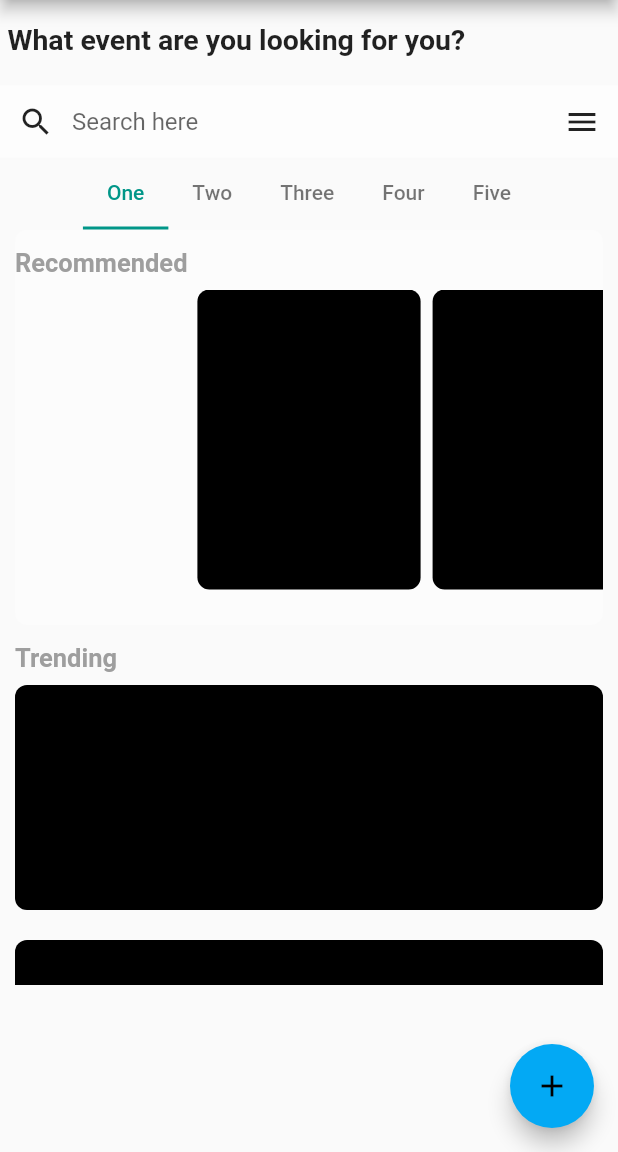
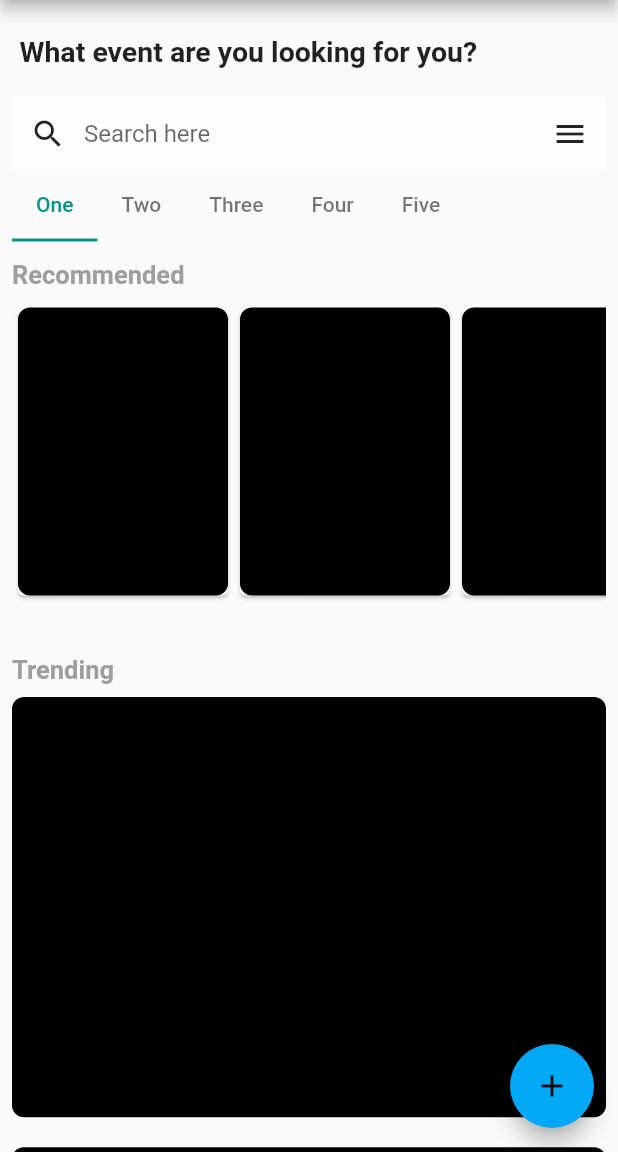
Before and after one commit to JosemyDuarte/flutter-events-app, a Flutter app: the screen it shows after launch, on a phone screen of 412 x 824 dp, the part 84-1236 px from its top. Run offline on Flutter 3.47's test engine with Material 2 defaults, Android fonts, the phone set to English and light mode, and no system bars.

Commit message:
scrolling trending

```diff
--- a/lib/event_tab.dart
+++ /dev/null
@@ -1,20 +0,0 @@
-import 'package:flutter/material.dart';
-
-import 'recommended_card.dart';
-
-class EventTab extends StatelessWidget {
-  EventTab();
-
-  @override
-  Widget build(BuildContext context) {
-    return Container(
-      decoration: BoxDecoration(
-        borderRadius: BorderRadius.circular(8.0),
-        color: Colors.white30,
-      ),
-      child: Column(
-        children: <Widget>[RecommendedCard()],
-      ),
-    );
-  }
-}
--- a/lib/main.dart
+++ b/lib/main.dart
@@ -1,6 +1,8 @@
 import 'package:flutter/material.dart';
 import 'package:luxury_bag_collection/nested_tab_bar.dart';
 import 'package:luxury_bag_collection/trending_list.dart';
+
+import 'title_text.dart';
 
 void main() => runApp(MyApp());
 
@@ -37,7 +39,6 @@ class MyHomePage extends StatefulWidget {
 }
 
 class _MyHomePageState extends State<MyHomePage> {
-  int _counter = 0;
   List<Tab> _tabList = List();
 
   @override
@@ -58,12 +59,12 @@ class _MyHomePageState extends State<MyHomePage> {
       // so that the display can reflect the updated values. If we changed
       // _counter without calling setState(), then the build method would not be
       // called again, and so nothing would appear to happen.
-      _counter++;
     });
   }
 
   @override
   Widget build(BuildContext context) {
+    double screenHeight = MediaQuery.of(context).size.height;
     // This method is rerun every time setState is called, for instance as done
     // by the _incrementCounter method above.
     //
@@ -76,13 +77,22 @@ class _MyHomePageState extends State<MyHomePage> {
         // the App.build method, and use it to set our appbar title.
         title: Text(widget.title),
       ),
-      body: Column(
+      body: SingleChildScrollView(
+        child: Padding(
+          padding: const EdgeInsets.all(8.0),
+          child: Column(
+            mainAxisAlignment: MainAxisAlignment.start,
+            crossAxisAlignment: CrossAxisAlignment.stretch,
+            mainAxisSize: MainAxisSize.min,
             children: <Widget>[
               _buildTopText(),
               _searchBar(),
               NestedTabBar(),
+              TrendingList(screenHeight * 0.34)
               //TrendingList(),
             ],
+          ),
+        ),
       ),
       floatingActionButton: FloatingActionButton(
         onPressed: _incrementCounter,
--- a/lib/nested_tab_bar.dart
+++ b/lib/nested_tab_bar.dart
@@ -1,6 +1,6 @@
 import 'package:flutter/material.dart';
-import 'package:luxury_bag_collection/event_tab.dart';
-import 'package:luxury_bag_collection/trending_list.dart';
+
+import 'recommended_card.dart';
 
 class NestedTabBar extends StatefulWidget {
   @override
@@ -27,10 +27,9 @@ class _NestedTabBarState extends State<NestedTabBar>
   @override
   Widget build(BuildContext context) {
     double screenHeight = MediaQuery.of(context).size.height;
-    return Container(
-      margin: EdgeInsets.only(left: 10.0, right: 10.0),
-      child: Column(
-        mainAxisAlignment: MainAxisAlignment.spaceAround,
+    return Column(
+      mainAxisAlignment: MainAxisAlignment.start,
+      crossAxisAlignment: CrossAxisAlignment.stretch,
       mainAxisSize: MainAxisSize.min,
       children: <Widget>[
         TabBar(
@@ -57,12 +56,20 @@ class _NestedTabBarState extends State<NestedTabBar>
             ),
           ],
         ),
+        ListView(
+            shrinkWrap: true,
+            scrollDirection: Axis.vertical,
+            children: <Widget>[
+              Column(
+                mainAxisAlignment: MainAxisAlignment.start,
+                crossAxisAlignment: CrossAxisAlignment.stretch,
+                children: <Widget>[
                   Container(
                     height: screenHeight * 0.32,
                     child: TabBarView(
                       controller: _nestedTabController,
                       children: <Widget>[
-                EventTab(),
+                        RecommendedCarousel(),
                         Container(
                           decoration: BoxDecoration(
                             borderRadius: BorderRadius.circular(8.0),
@@ -89,10 +96,11 @@ class _NestedTabBarState extends State<NestedTabBar>
                         ),
                       ],
                     ),
-          ),
-          TrendingList()
+                  )
                 ],
               ),
+            ]),
+      ],
     );
   }
 }
--- a/lib/recommended_card.dart
+++ b/lib/recommended_card.dart
@@ -2,7 +2,7 @@ import 'package:flutter/material.dart';
 
 import 'title_text.dart';
 
-class RecommendedCard extends StatelessWidget {
+class RecommendedCarousel extends StatelessWidget {
   @override
   Widget build(BuildContext context) {
     return Container(child: _buildCarousel());
@@ -15,12 +15,14 @@ class RecommendedCard extends StatelessWidget {
         TitleText("Recommended"),
         SizedBox(
           height: 200.0,
-          child: PageView.builder(
-            // store this controller in a State to save the carousel scroll position
-            controller: PageController(viewportFraction: 0.4),
-            itemBuilder: (BuildContext context, int itemIndex) {
-              return _buildCarouselItem(context, itemIndex);
-            },
+          child: ListView.builder(
+            physics: ClampingScrollPhysics(),
+            shrinkWrap: true,
+            scrollDirection: Axis.horizontal,
+            itemCount: 15,
+            itemBuilder: (BuildContext context, int index) => Card(
+              child: Center(child: _buildCarouselItem(context, index)),
+            ),
           ),
         )
       ],
@@ -28,13 +30,11 @@ class RecommendedCard extends StatelessWidget {
   }
 
   Widget _buildCarouselItem(BuildContext context, int itemIndex) {
-    return Padding(
-      padding: EdgeInsets.symmetric(horizontal: 4.0),
-      child: Container(
-        decoration: BoxDecoration(
-          color: Colors.black,
-          borderRadius: BorderRadius.circular(8.0),
-        ),
+    return Container(
+      width: 140,
+      decoration: BoxDecoration(
+        color: Colors.black,
+        borderRadius: BorderRadius.circular(8.0),
       ),
     );
   }
--- a/lib/trending_list.dart
+++ b/lib/trending_list.dart
@@ -2,45 +2,35 @@ import 'package:flutter/material.dart';
 import 'package:luxury_bag_collection/title_text.dart';
 
 class TrendingList extends StatelessWidget {
+  final double _height;
+
+  TrendingList(this._height);
+
   @override
   Widget build(BuildContext context) {
     return Column(
       mainAxisSize: MainAxisSize.min,
       children: <Widget>[
         TitleText("Trending"),
-        new Flexible(
-          child: new Container(
-            height: 200,
-            child: new CustomScrollView(
-              scrollDirection: Axis.vertical,
-              slivers: <Widget>[
-                new SliverPadding(
-                  padding: const EdgeInsets.only(bottom: 24.0),
-                  sliver: new SliverFixedExtentList(
-                    itemExtent: 170.0,
-                    delegate: new SliverChildBuilderDelegate(
-                      (context, index) => HorizontalEventCard(context, index),
-                      childCount: 3,
-                    ),
-                  ),
-                ),
-              ],
-            ),
-          ),
-        ),
+        HorizontalEventCard(_height),
+        HorizontalEventCard(_height),
+        HorizontalEventCard(_height),
       ],
     );
   }
 }
 
 class HorizontalEventCard extends StatelessWidget {
-  HorizontalEventCard(BuildContext context, int index);
+  final double _cardHeight;
+
+  HorizontalEventCard(this._cardHeight);
 
   @override
   Widget build(BuildContext context) {
     return Padding(
       padding: EdgeInsets.only(bottom: 20.0),
       child: Container(
+        height: _cardHeight,
         decoration: BoxDecoration(
           color: Colors.black,
           borderRadius: BorderRadius.circular(8.0),
```
Lines whose indentation alone changed are shown as unchanged.
